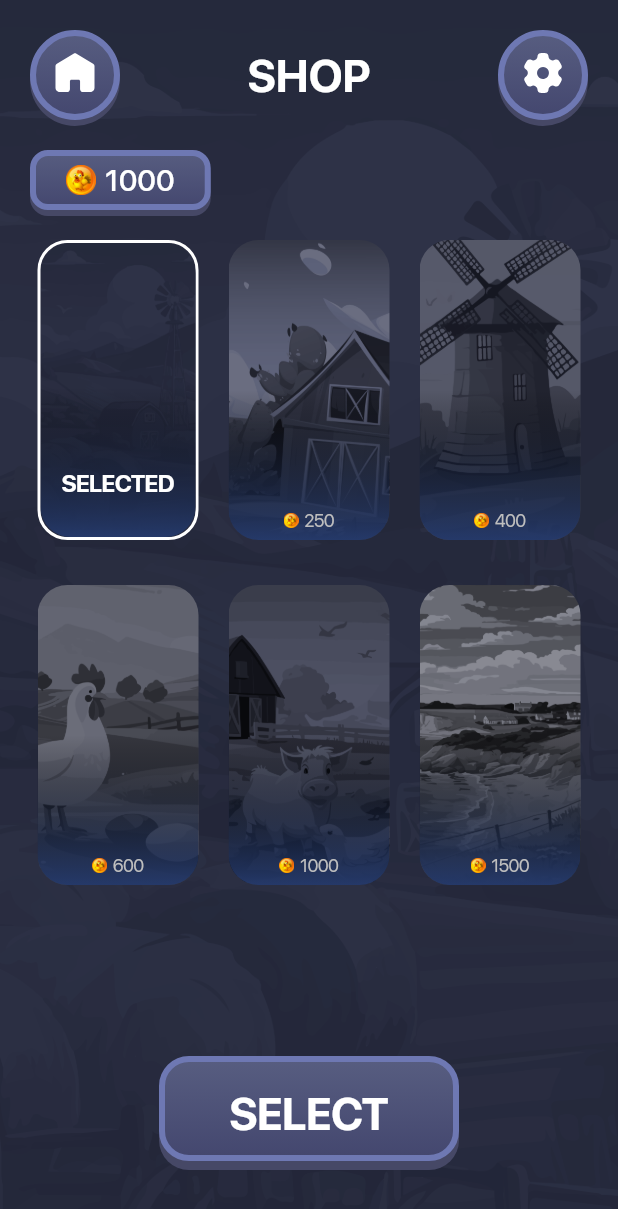
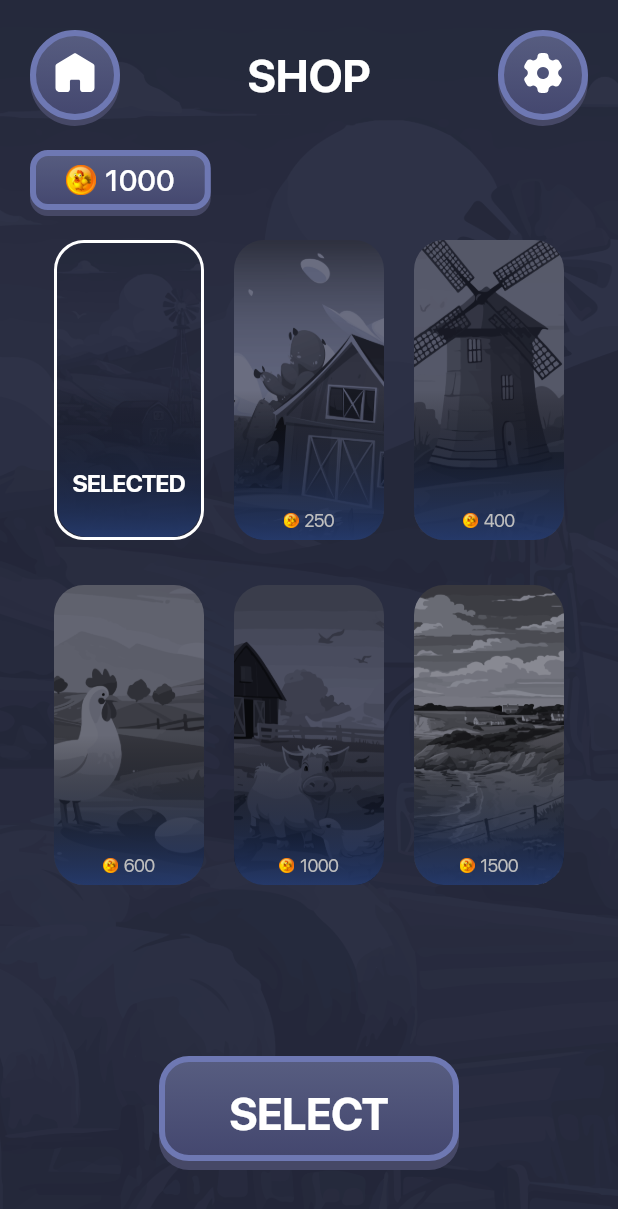
Before and after one commit to kent0505/chicken_road, a Flutter app: the ShopPage screen opened directly, on a phone screen of 412 x 824 dp. Shown: the top 1209 px of the screen. Run offline on Flutter 3.47's test engine with Material 3 defaults, Android fonts, the phone set to English and light mode, and no system bars; our stand-ins replace flutter_bloc, flutter_svg, hive_flutter, shared_preferences; accounts and stored records are empty.

Commit message:
ui fixes

```diff
--- a/lib/pages/game_page.dart
+++ b/lib/pages/game_page.dart
@@ -283,8 +283,8 @@ class ItemCard extends StatelessWidget {
               onPressed(item);
             },
       child: Container(
-        height: MediaQuery.of(context).size.width / 3 - 30,
-        width: MediaQuery.of(context).size.width / 3 - 30,
+        height: MediaQuery.of(context).size.width < 380 ? 70 : 100,
+        width: MediaQuery.of(context).size.width < 380 ? 70 : 100,
         padding: EdgeInsets.all(10),
         decoration: BoxDecoration(
           borderRadius: BorderRadius.circular(20),
--- a/lib/pages/quiz_page.dart
+++ b/lib/pages/quiz_page.dart
@@ -77,6 +77,7 @@ class _QuizPageState extends State<QuizPage> {
   }
 
   void onNext() async {
+    _timer?.cancel();
     if (index == 14) {
       await showDialog(
         context: context,
@@ -87,7 +88,6 @@ class _QuizPageState extends State<QuizPage> {
       );
       resetState();
     } else {
-      _timer?.cancel();
       setState(() {
         index++;
         if (selected.correct) corrects++;
@@ -186,7 +186,7 @@ class _QuestionCard extends StatelessWidget {
   @override
   Widget build(BuildContext context) {
     return Container(
-      height: 270,
+      height: MediaQuery.of(context).size.width < 380 ? 170 : 270,
       margin: EdgeInsets.symmetric(horizontal: 20),
       child: Stack(
         fit: StackFit.expand,
@@ -257,7 +257,7 @@ class _AnswerButton extends StatelessWidget {
         onPressed(answer);
       },
       child: SizedBox(
-        height: 70,
+        height: MediaQuery.of(context).size.width < 380 ? 50 : 70,
         width: MediaQuery.of(context).size.width / 2 - 30,
         child: Stack(
           children: [
--- a/lib/pages/stats_page.dart
+++ b/lib/pages/stats_page.dart
@@ -47,7 +47,8 @@ class StatsPage extends StatelessWidget {
                   ),
                 ),
                 Padding(
-                  padding: const EdgeInsets.symmetric(horizontal: 20),
+                  padding:
+                      const EdgeInsets.symmetric(horizontal: 20, vertical: 8),
                   child: ClipRRect(
                     borderRadius: BorderRadius.circular(40),
                     child: ListView(
--- a/lib/widgets/correct_dialog.dart
+++ b/lib/widgets/correct_dialog.dart
@@ -60,6 +60,7 @@ class CorrectDialog extends StatelessWidget {
               child: Center(
                 child: Text(
                   'Correct answers $corrects',
+                  textAlign: TextAlign.center,
                   style: TextStyle(
                     color: Colors.white,
                     fontSize: 30,
--- a/lib/widgets/shop_item.dart
+++ b/lib/widgets/shop_item.dart
@@ -13,6 +13,7 @@ class ShopItem extends StatelessWidget {
 
   @override
   Widget build(BuildContext context) {
+    print(MediaQuery.of(context).size.width);
     return BlocBuilder<ShopBloc, ShopState>(
       builder: (context, state) {
         if (state is ShopLoaded) {
@@ -24,8 +25,8 @@ class ShopItem extends StatelessWidget {
                   },
             child: AnimatedContainer(
               duration: Duration(milliseconds: 400),
-              height: 200,
-              width: MediaQuery.of(context).size.width / 3 - 30,
+              height: MediaQuery.of(context).size.width < 380 ? 160 : 200,
+              width: MediaQuery.of(context).size.width < 380 ? 90 : 100,
               decoration: BoxDecoration(
                 borderRadius: BorderRadius.circular(20),
                 border: state.shop.id == shop.id
```
Also changed, not shown: lib/pages/onboard_page.dart (+5 -10 lines).
